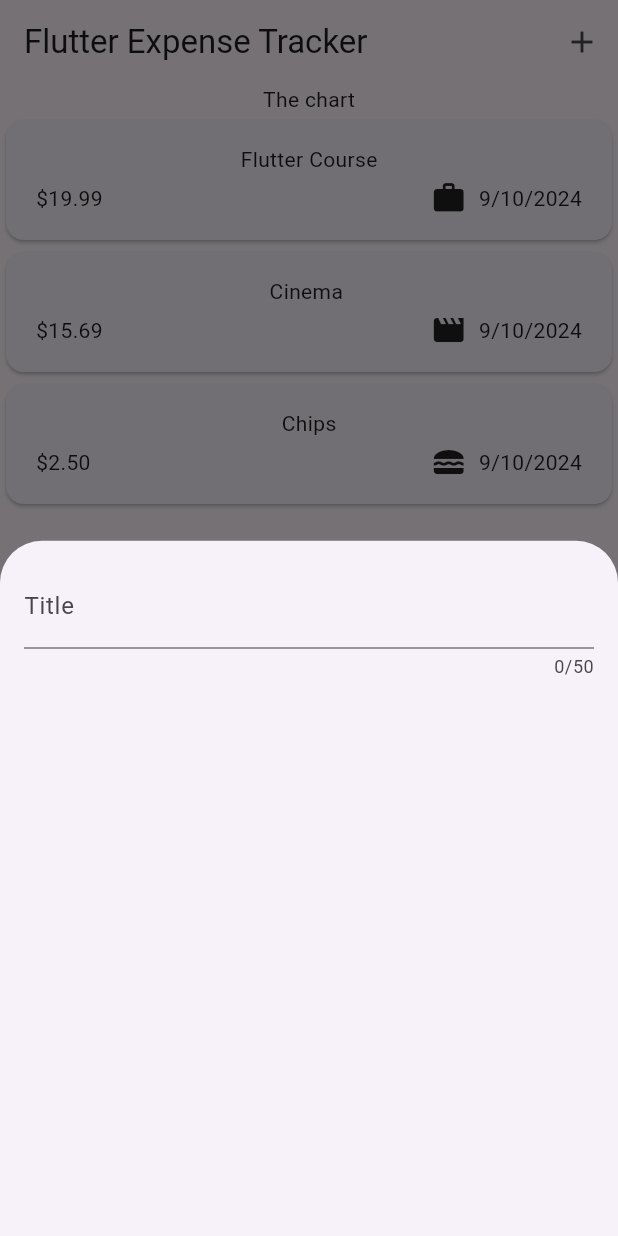
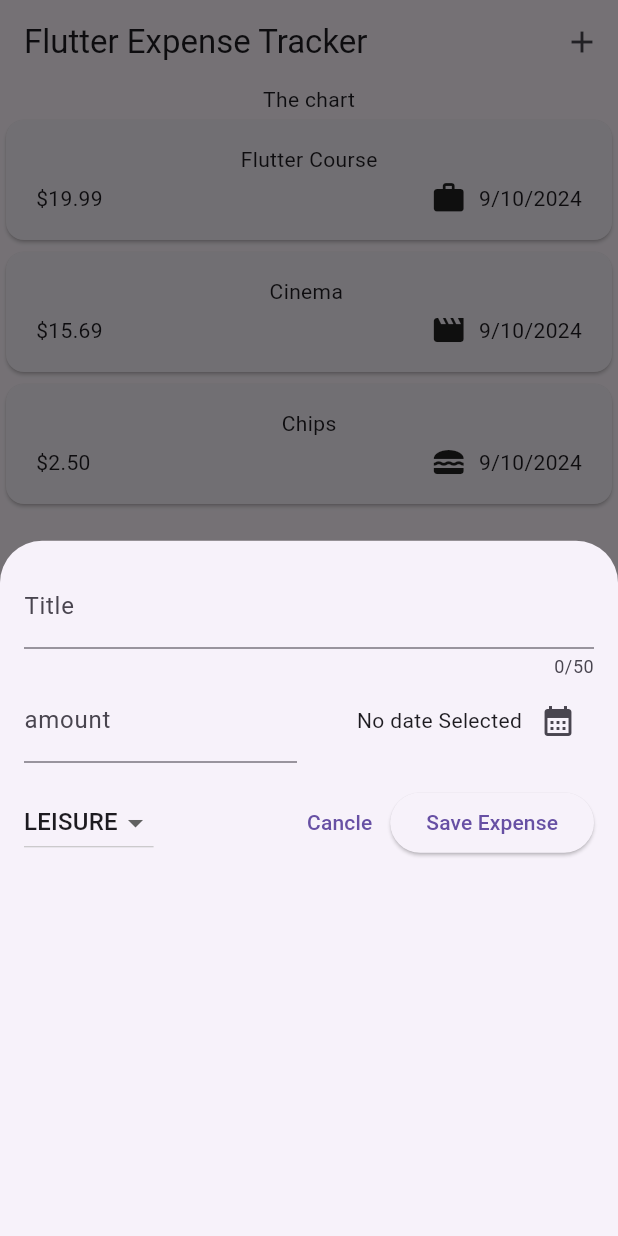
Before and after one commit to mahabubulhasibshawon/expense_tracker, a Flutter app: the screen it shows after launch, after a tap on the "add" icon, on a phone screen of 412 x 824 dp. Run offline on Flutter 3.47's test engine with Material 3 defaults, Android fonts, the phone set to English and light mode, and no system bars.

Commit message:
new expense

```diff
--- a/lib/widgets/new_expense.dart
+++ b/lib/widgets/new_expense.dart
@@ -1,4 +1,6 @@
 import 'package:flutter/material.dart';
+
+import '../models/expense.dart';
 
 class NewExpense extends StatefulWidget {
   const NewExpense({super.key});
@@ -8,6 +10,31 @@ class NewExpense extends StatefulWidget {
 }
 
 class _NewExpenseState extends State<NewExpense> {
+  final _titleController = TextEditingController();
+  final _amountController = TextEditingController();
+  DateTime? _selectedDate;
+  Category _selectedCategory = Category.leisure;
+
+  void _presentDatePicker() async {
+    final now = DateTime.now();
+    final firstDate = DateTime(now.year - 1, now.month, now.day);
+    final pickedDate = await showDatePicker(
+        context: context,
+        initialDate: now,
+        firstDate: firstDate,
+        lastDate: now);
+    setState(() {
+      _selectedDate = pickedDate;
+    });
+  }
+
+  @override
+  void dispose() {
+    _titleController.dispose();
+    _amountController.dispose();
+    super.dispose();
+  }
+
   @override
   Widget build(BuildContext context) {
     return Padding(
@@ -15,11 +42,81 @@ class _NewExpenseState extends State<NewExpense> {
       child: Column(
         children: [
           TextField(
+            controller: _titleController,
             maxLength: 50,
             decoration: InputDecoration(
               label: Text('Title'),
             ),
           ),
+          Row(
+            children: [
+              Expanded(
+                child: TextField(
+                  controller: _amountController,
+                  keyboardType: TextInputType.number,
+                  decoration: InputDecoration(
+                    prefixText: '\$ ',
+                    label: Text('amount'),
+                  ),
+                ),
+              ),
+              SizedBox(
+                width: 16,
+              ),
+              Expanded(
+                  child: Row(
+                mainAxisAlignment: MainAxisAlignment.end,
+                crossAxisAlignment: CrossAxisAlignment.center,
+                children: [
+                  Text(_selectedDate == null
+                      ? 'No date Selected'
+                      : formatter.format(_selectedDate!)),
+                  IconButton(
+                      onPressed: _presentDatePicker,
+                      icon: const Icon(Icons.calendar_month))
+                ],
+              ))
+            ],
+          ),
+          const SizedBox(height: 16,),
+          Row(
+            children: [
+              DropdownButton(
+                  value: _selectedCategory,
+                  items: Category.values
+                      .map(
+                        (category) => DropdownMenuItem(
+                          value: category,
+                          child: Text(
+                            category.name.toUpperCase(),
+                          ),
+                        ),
+                      )
+                      .toList(),
+                  onChanged: (value) {
+                    if (value == null) {
+                      return;
+                    }
+                    setState(() {
+                      _selectedCategory = value;
+                    });
+                  }),
+              const Spacer(),
+              TextButton(
+                onPressed: () {
+                  Navigator.pop(context);
+                },
+                child: Text('Cancle'),
+              ),
+              ElevatedButton(
+                onPressed: () {
+                  print(_titleController.text);
+                  print(_amountController.text);
+                },
+                child: Text('Save Expense'),
+              ),
+            ],
+          )
         ],
       ),
     );
```
